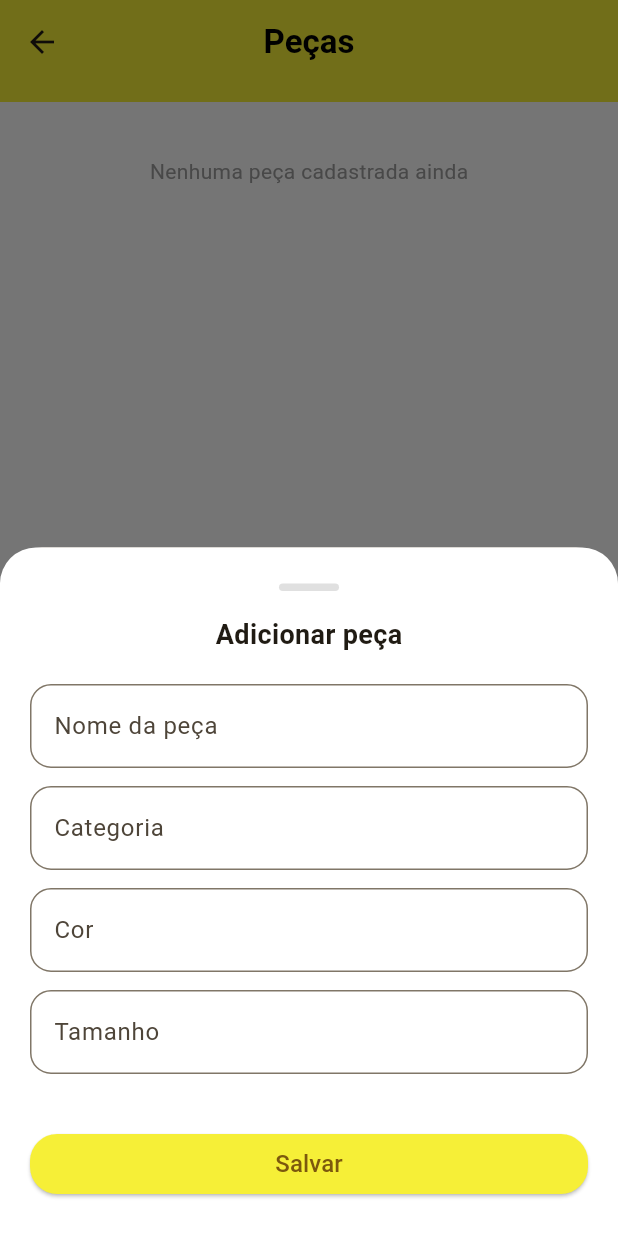
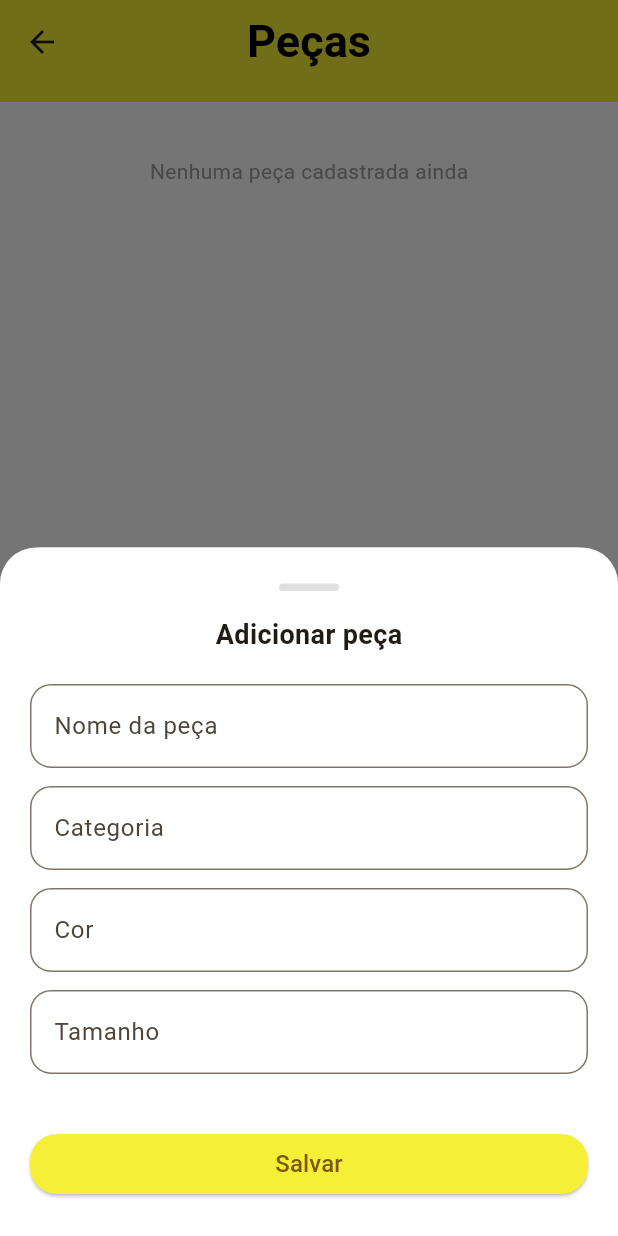
Before and after one commit to Maikyysu/App-D-Charme, a Flutter app: the HomeScreen screen opened by its route, item 2 of the bottom bar chosen, after a tap on the "add" icon, on a phone screen of 412 x 824 dp. Run offline on Flutter 3.47's test engine with Material 3 defaults, Android fonts, the phone set to English and light mode, and no system bars; our stand-ins replace flutter_riverpod.

Commit message:
Quarto Commit

```diff
--- a/lib/screens/products.dart
+++ b/lib/screens/products.dart
@@ -1,11 +1,13 @@
 import 'package:flutter/material.dart';
 import 'package:flutter_riverpod/flutter_riverpod.dart';
+
 import './widgets/bottomnav.dart';
 import './widgets/appbardefault.dart';
 import './widgets/buttons.dart';
 import '../utils/sheets.dart';
 import '../config.dart';
 import '../models/app_state_provider.dart';
+import './widgets/cards.dart'; // IMPORTANTE: adicionar o ProductCard
 
 class ProductsScreen extends ConsumerWidget {
   const ProductsScreen({super.key});
@@ -20,20 +22,17 @@ class ProductsScreen extends ConsumerWidget {
 
   @override
   Widget build(BuildContext context, WidgetRef ref) {
-
     final appState = ref.watch(appStateProvider);
     final products = appState.products;
 
     return Scaffold(
       appBar: const DefaultAppBar(title: AppConfig.productsTitle),
-      body: Stack(
-        children: [
-          SingleChildScrollView(
+
+      body: SingleChildScrollView(
         padding: const EdgeInsets.fromLTRB(16, 16, 16, 120),
         child: Column(
           crossAxisAlignment: CrossAxisAlignment.stretch,
           children: [
-
             const SizedBox(height: 20),
 
             if (products.isEmpty)
@@ -44,27 +43,26 @@ class ProductsScreen extends ConsumerWidget {
                 ),
               )
             else
-                  ...products.map((product) => ListTile(
-                        title: Text(product.name),
-                        subtitle: Text(
-                          '${product.category} • ${product.color} • ${product.size}',
-                        ),
-                      )),
-              ],
-            ),
-          ),
-
-          Align(
-            alignment: Alignment.bottomLeft,
-            child: Padding(
-              padding: const EdgeInsets.all(20),
-              child: AddFloatingButton(
-                onPressed: () => _openAddProduct(context),
+              ...products.map(
+                (product) => Padding(
+                  padding: const EdgeInsets.only(bottom: 14),
+                  child: ProductCard(
+                    name: product.name,
+                    category: product.category,
+                    color: product.color,
+                    size: product.size,
                   ),
                 ),
               ),
           ],
         ),
+      ),
+
+      floatingActionButton: AddFloatingButton(
+        onPressed: () => _openAddProduct(context),
+      ),
+
+      floatingActionButtonLocation: FloatingActionButtonLocation.startFloat,
 
       bottomNavigationBar: const BottomNav(currentIndex: 1),
     );
--- /dev/null
+++ b/lib/screens/widgets/app_card.dart
@@ -0,0 +1,34 @@
+import 'package:flutter/material.dart';
+
+class AppCard extends StatelessWidget {
+  final Widget child;
+  final EdgeInsets padding;
+  final EdgeInsets margin;
+
+  const AppCard({
+    super.key,
+    required this.child,
+    this.padding = const EdgeInsets.all(18),
+    this.margin = const EdgeInsets.only(bottom: 14),
+  });
+
+  @override
+  Widget build(BuildContext context) {
+    return Container(
+      margin: margin,
+      padding: padding,
+      decoration: BoxDecoration(
+        color: Colors.white,
+        borderRadius: BorderRadius.circular(18),
+        boxShadow: [
+          BoxShadow(
+            blurRadius: 8,
+            offset: const Offset(0, 4),
+            color: Colors.black.withValues(alpha: 0.10),
+          ),
+        ],
+      ),
+      child: child,
+    );
+  }
+}
--- a/lib/screens/widgets/appbardefault.dart
+++ b/lib/screens/widgets/appbardefault.dart
@@ -30,7 +30,7 @@ class DefaultAppBar extends StatelessWidget implements PreferredSizeWidget {
               child: AnyIcon(
                 assetPath: AppConfig.iconApp,
                 size: 70,
-                scale: 1.3,
+                scale: 1.5,
               ),
             )
           : leading,
@@ -42,7 +42,7 @@ class DefaultAppBar extends StatelessWidget implements PreferredSizeWidget {
                 child: AnyIcon(
                   assetPath: AppConfig.iconApp,
                   size: 70,
-                  scale: 1.3,
+                  scale: 1.5,
                   mirrored: true,
                 ),
               ),
@@ -57,7 +57,7 @@ class DefaultAppBar extends StatelessWidget implements PreferredSizeWidget {
             style: const TextStyle(
               color: Colors.black,
               fontWeight: FontWeight.bold,
-              fontSize: 22,
+              fontSize: 30,
             ),
           ),
           if (subtitle != null)
@@ -65,7 +65,7 @@ class DefaultAppBar extends StatelessWidget implements PreferredSizeWidget {
               subtitle!,
               style: const TextStyle(
                 color: Colors.black,
-                fontSize: 12,
+                fontSize: 18,
               ),
             ),
         ],
--- a/lib/screens/widgets/buttons.dart
+++ b/lib/screens/widgets/buttons.dart
@@ -11,10 +11,7 @@ class AddFloatingButton extends StatelessWidget {
 
   @override
   Widget build(BuildContext context) {
-    return Positioned(
-      bottom: 80,
-      left: 16,
-      child: GestureDetector(
+    return GestureDetector(
       onTap: onPressed,
       child: Container(
         width: 58,
@@ -36,7 +33,6 @@ class AddFloatingButton extends StatelessWidget {
           color: AppConfig.backgroundColor,
         ),
       ),
-      ),
     );
   }
 }
--- a/lib/screens/widgets/cards.dart
+++ b/lib/screens/widgets/cards.dart
@@ -1,5 +1,6 @@
 import 'package:flutter/material.dart';
 import '../../config.dart';
+import 'app_card.dart';
 
 class HomeStatsCard extends StatelessWidget {
   final String label;
@@ -15,19 +16,7 @@ class HomeStatsCard extends StatelessWidget {
 
   @override
   Widget build(BuildContext context) {
-    return Container(
-      padding: const EdgeInsets.all(18),
-      decoration: BoxDecoration(
-        color: Colors.white,
-        borderRadius: BorderRadius.circular(18),
-        boxShadow: [
-          BoxShadow(
-            blurRadius: 8,
-            offset: const Offset(0, 4),
-            color: Colors.black.withValues(alpha: 0.10),
-          ),
-        ],
-      ),
+    return AppCard(
       child: Column(
         crossAxisAlignment: CrossAxisAlignment.start,
         children: [
@@ -74,19 +63,8 @@ class UpcomingRentalCard extends StatelessWidget {
 
   @override
   Widget build(BuildContext context) {
-    return Container(
+    return AppCard(
       padding: const EdgeInsets.symmetric(horizontal: 18, vertical: 16),
-      decoration: BoxDecoration(
-        color: Colors.white,
-        borderRadius: BorderRadius.circular(18),
-        boxShadow: [
-          BoxShadow(
-            blurRadius: 8,
-            offset: const Offset(0, 4),
-            color: Colors.black.withValues(alpha: 0.10),
-          ),
-        ],
-      ),
       child: Row(
         children: [
           Container(
@@ -149,3 +127,48 @@ class UpcomingRentalCard extends StatelessWidget {
     );
   }
 }
+
+class ProductCard extends StatelessWidget {
+  final String name;
+  final String category;
+  final String color;
+  final String size;
+
+  const ProductCard({
+    super.key,
+    required this.name,
+    required this.category,
+    required this.color,
+    required this.size,
+  });
+
+  @override
+  Widget build(BuildContext context) {
+    return AppCard(
+      padding: const EdgeInsets.symmetric(horizontal: 18, vertical: 16),
+      child: Column(
+        crossAxisAlignment: CrossAxisAlignment.start,
+        children: [
+          Text(
+            name,
+            style: const TextStyle(
+              fontSize: 17,
+              fontWeight: FontWeight.w700,
+              color: Colors.black,
+            ),
+          ),
+
+          const SizedBox(height: 6),
+
+          Text(
+            '$category • $color • $size',
+            style: const TextStyle(
+              fontSize: 14,
+              color: Colors.black87,
+            ),
+          ),
+        ],
+      ),
+    );
+  }
+}
```
Also changed, not shown: lib/screens/login.dart (+25 -17 lines), lib/screens/rentals.dart (+4 -17 lines), lib/screens/users.dart (+3 -14 lines), lib/utils/sheets.dart (+19 -12 lines). Lines whose indentation alone changed are shown as unchanged.
